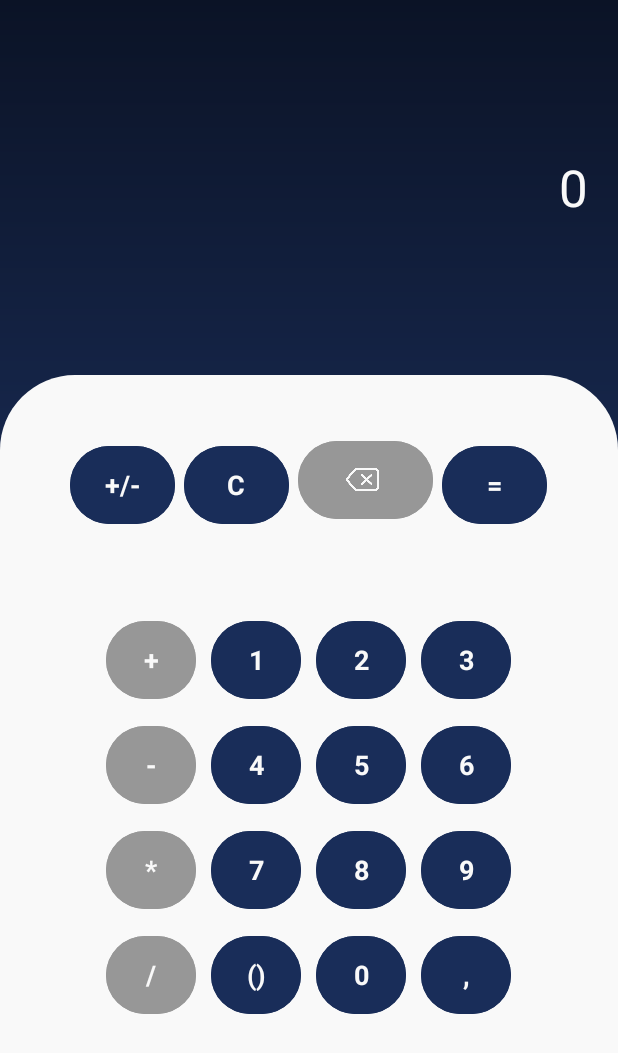
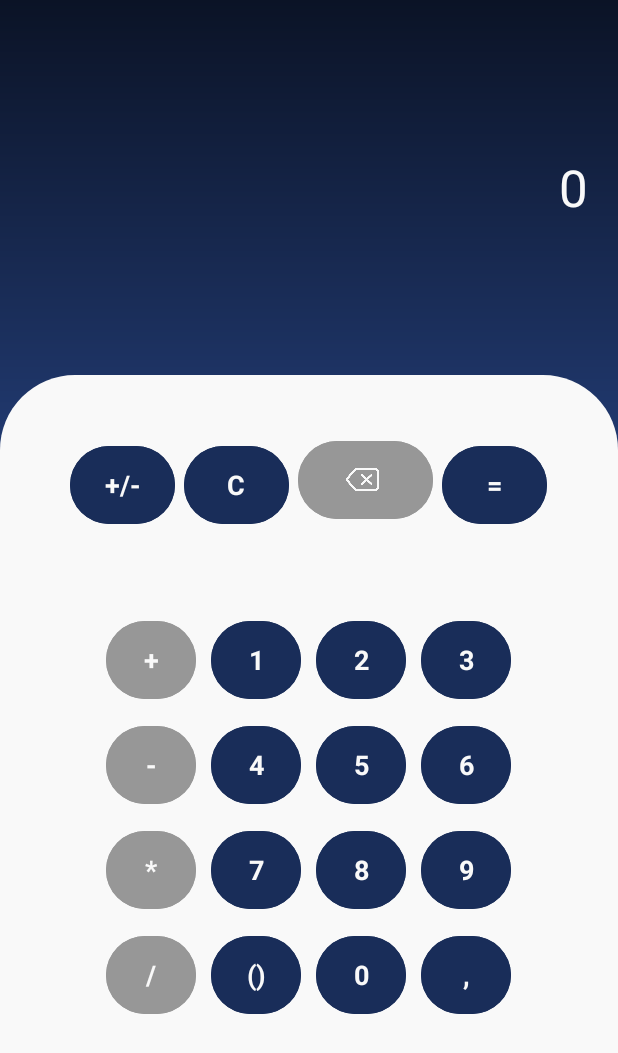
Before and after one commit to jaqp1/Calculator, an Android app: the screen it shows after launch (MainActivity), on a phone screen of 412 x 824 dp. Shown: the top 1053 px of the screen. Run offline under Robolectric (Android 15) with nearby library versions, the phone set to English and light mode, and no system bars; Roboto replaces fonts that are not available here.

Commit message:
Build v2.4

```diff
--- a/app/src/main/res/drawable/gradinet_background.xml
+++ b/app/src/main/res/drawable/gradinet_background.xml
@@ -2,6 +2,7 @@
 <shape xmlns:android="http://schemas.android.com/apk/res/android">
     <gradient
         android:startColor="#29488C"
+        android:centerColor="#29488C"
         android:endColor="#0B1326"
         android:angle="90"
         android:type="linear"
```
